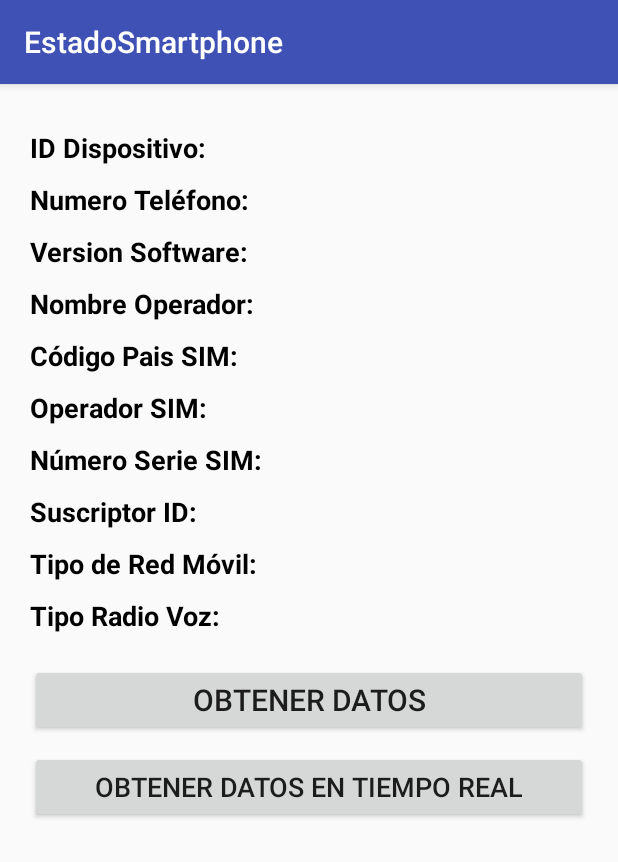
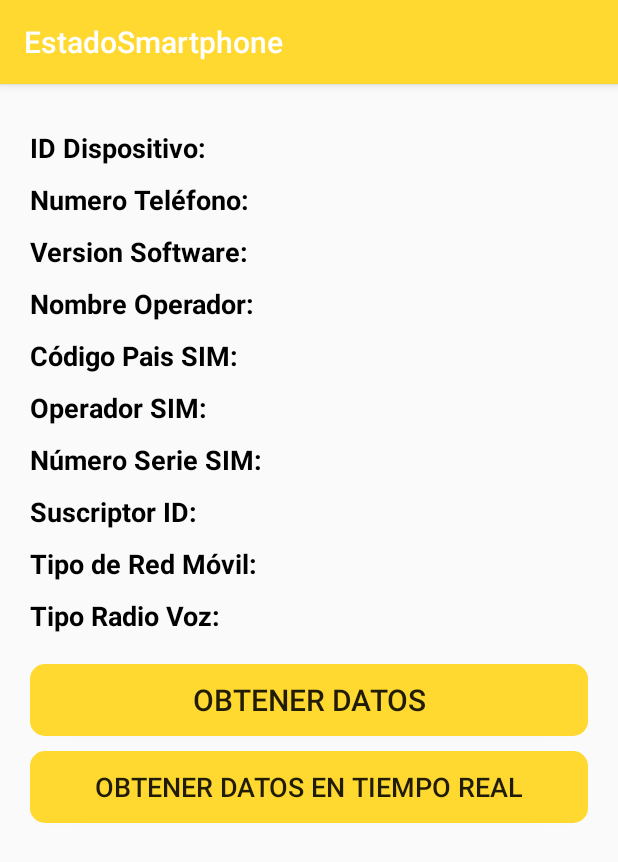
Before and after one commit to Khamaleona/EstadoSmartphone, an Android app: the screen it shows after launch (MainActivity), on a phone screen of 412 x 824 dp. Shown: the top 862 px of the screen. Run offline under Robolectric (Android 15) with nearby library versions, the phone set to English and light mode, and no system bars.

Commit message:
Colores interfaz modificados.

```diff
--- /dev/null
+++ b/app/src/main/res/drawable/redondeo.xml
@@ -0,0 +1,5 @@
+<?xml version="1.0" encoding="utf-8"?><shape xmlns:android="http://schemas.android.com/apk/res/android"
+    android:shape="rectangle">
+    <corners android:radius="10dp"/>
+    <solid android:color="#ffd930"/>
+</shape>
--- a/app/src/main/res/layout/activity_main.xml
+++ b/app/src/main/res/layout/activity_main.xml
@@ -243,7 +243,8 @@
         android:id="@+id/obtenerDatos"
         android:text="Obtener Datos"
         android:textSize="20dp"
-        android:layout_marginTop="10dp"/>
+        android:layout_marginTop="10dp"
+        android:background="@drawable/redondeo" />
 
     <Button
         android:layout_width="match_parent"
@@ -251,6 +252,7 @@
         android:id="@+id/obtenerDatosTiempoReal"
         android:text="Obtener Datos en Tiempo Real"
         android:textSize="18dp"
-        android:layout_marginTop="10dp"/>
+        android:layout_marginTop="10dp"
+        android:background="@drawable/redondeo"/>
 
 </LinearLayout>
--- a/app/src/main/res/values/colors.xml
+++ b/app/src/main/res/values/colors.xml
@@ -1,6 +1,6 @@
 <?xml version="1.0" encoding="utf-8"?>
 <resources>
-    <color name="colorPrimary">#3F51B5</color>
-    <color name="colorPrimaryDark">#303F9F</color>
+    <color name="colorPrimary">#ffd930</color>
+    <color name="colorPrimaryDark">#ffc030</color>
     <color name="colorAccent">#FF4081</color>
 </resources>
```
